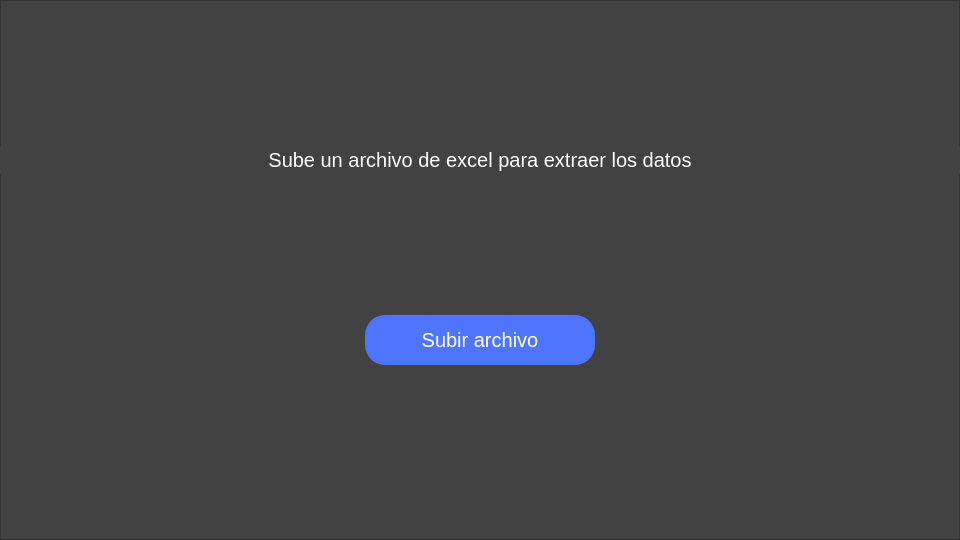
Before: the Qt Designer form UI/load_file.ui in Jossefrp/AutoMessageBot, drawn with Qt 5.
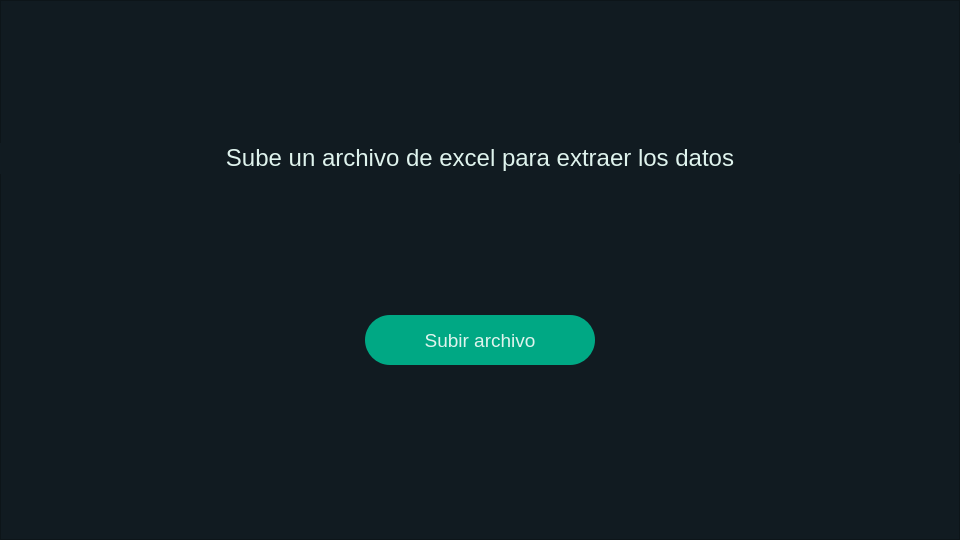
After: the same form once the commit is applied. Icons and pictures are not drawn.

```diff
--- a/UI/load_file.ui
+++ b/UI/load_file.ui
@@ -10,6 +10,12 @@
     <height>540</height>
    </rect>
   </property>
+  <property name="maximumSize">
+   <size>
+    <width>960</width>
+    <height>540</height>
+   </size>
+  </property>
   <property name="windowTitle">
    <string>MainWindow</string>
   </property>
@@ -56,8 +62,11 @@
       <height>540</height>
      </size>
     </property>
+    <property name="autoFillBackground">
+     <bool>false</bool>
+    </property>
     <property name="styleSheet">
-     <string notr="true">background-color: rgb(66, 66, 66);</string>
+     <string notr="true">background-color: rgb(17, 27, 33);</string>
     </property>
     <property name="frameShape">
      <enum>QFrame::StyledPanel</enum>
@@ -72,9 +81,9 @@
      <property name="geometry">
       <rect>
        <x>0</x>
-       <y>147</y>
+       <y>143</y>
        <width>960</width>
-       <height>27</height>
+       <height>31</height>
       </rect>
      </property>
      <property name="font">
@@ -89,7 +98,7 @@
       <string notr="true">color: rgb(255, 255, 255);</string>
      </property>
      <property name="text">
-      <string>&lt;html&gt;&lt;head/&gt;&lt;body&gt;&lt;p align=&quot;center&quot;&gt;Sube un archivo de excel para extraer los datos&lt;/p&gt;&lt;/body&gt;&lt;/html&gt;</string>
+      <string>&lt;html&gt;&lt;head/&gt;&lt;body&gt;&lt;p align=&quot;center&quot;&gt;&lt;span style=&quot; font-size:18pt; color:#dff3ed;&quot;&gt;Sube un archivo de excel para extraer los datos&lt;/span&gt;&lt;/p&gt;&lt;/body&gt;&lt;/html&gt;</string>
      </property>
     </widget>
     <widget class="QPushButton" name="pushButton">
@@ -106,14 +115,17 @@
      </property>
      <property name="font">
       <font>
-       <pointsize>15</pointsize>
+       <pointsize>14</pointsize>
       </font>
      </property>
+     <property name="autoFillBackground">
+      <bool>false</bool>
+     </property>
      <property name="styleSheet">
       <string notr="true">QPushButton{
-background-color: rgb(79, 117, 255);
-color: rgb(255, 255, 255);
-border-radius: 20px;
+	background-color: rgb(0, 168, 132);
+	color: rgb(223, 243, 237);
+border-radius: 25px;
 }
 QPushButton:hover{
 	background-color: rgb(75, 153, 255);
@@ -125,6 +137,9 @@
      <property name="text">
       <string>Subir archivo</string>
      </property>
+     <property name="flat">
+      <bool>false</bool>
+     </property>
     </widget>
     <widget class="QLabel" name="label_2">
      <property name="geometry">
```
Left out of the diff: 8 changed lines with no effect on the pictures.
